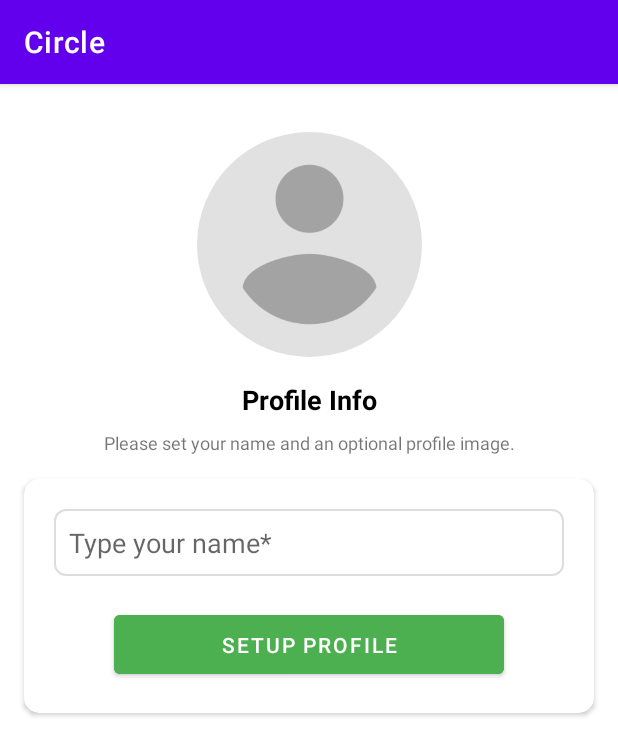
After one commit to prajwalmw/Circle, an Android app: the UserSetupScreen screen opened directly, with no data from a screen before it, on a phone screen of 412 x 824 dp. The commit adds this screen. Shown: the top 756 px of the screen. Run offline under Robolectric (Android 15) with nearby library versions, the phone set to English and light mode, and no system bars; our stand-ins replace CircleImageView, Firebase (no records; nobody signed in at launch, a user with empty details on screens opened directly).

```diff
--- a/app/src/main/java/com/example/circle/MainActivity.java
+++ b/app/src/main/java/com/example/circle/activity/MainActivity.java
@@ -1,8 +1,10 @@
-package com.example.circle;
+package com.example.circle.activity;
 
 import androidx.appcompat.app.AppCompatActivity;
 
 import android.os.Bundle;
+
+import com.example.circle.R;
 
 public class MainActivity extends AppCompatActivity {
 
--- /dev/null
+++ b/app/src/main/java/com/example/circle/activity/UserSetupScreen.java
@@ -0,0 +1,204 @@
+package com.example.circle.activity;
+
+import androidx.annotation.NonNull;
+import androidx.annotation.Nullable;
+import androidx.appcompat.app.AppCompatActivity;
+
+import android.app.ProgressDialog;
+import android.content.Intent;
+import android.graphics.Color;
+import android.net.Uri;
+import android.os.Build;
+import android.os.Bundle;
+import android.view.View;
+
+import com.example.circle.databinding.ActivityUserSetupScreenBinding;
+import com.example.circle.model.User;
+import com.google.android.gms.tasks.OnCompleteListener;
+import com.google.android.gms.tasks.OnSuccessListener;
+import com.google.android.gms.tasks.Task;
+import com.google.firebase.auth.FirebaseAuth;
+import com.google.firebase.database.FirebaseDatabase;
+import com.google.firebase.storage.FirebaseStorage;
+import com.google.firebase.storage.StorageReference;
+import com.google.firebase.storage.UploadTask;
+
+import java.util.Date;
+import java.util.HashMap;
+
+public class UserSetupScreen extends AppCompatActivity {
+    ActivityUserSetupScreenBinding binding;
+    FirebaseAuth auth;
+    FirebaseDatabase database;
+    FirebaseStorage storage;
+    Uri selectedImage;
+    ProgressDialog dialog;
+    User user;
+
+    @Override
+    protected void onCreate(Bundle savedInstanceState) {
+        super.onCreate(savedInstanceState);
+        binding = ActivityUserSetupScreenBinding.inflate(getLayoutInflater());
+        setContentView(binding.getRoot());
+
+        // changing status bar color
+        getWindow().getDecorView().setSystemUiVisibility(View.SYSTEM_UI_FLAG_LIGHT_STATUS_BAR);
+        if (Build.VERSION.SDK_INT >= Build.VERSION_CODES.LOLLIPOP) {
+            getWindow().setStatusBarColor(Color.WHITE);
+        }
+
+        dialog = new ProgressDialog(this);
+        dialog.setMessage("Updating profile...");
+        dialog.setCancelable(false);
+
+        database = FirebaseDatabase.getInstance();
+        storage = FirebaseStorage.getInstance();
+        auth = FirebaseAuth.getInstance();
+        //  getSupportActionBar().hide();
+
+//        database.getReference().child("users").child(auth.getCurrentUser().getUid())
+//                .addValueEventListener(new ValueEventListener() {
+//                    @Override
+//                    public void onDataChange(@NonNull DataSnapshot snapshot) {
+//                        user = snapshot.getValue(User.class);
+//                        if(user != null) {
+//                            Log.v("user", "userValue: "+ user + ", " + user.getProfileImage() + ", " + user.getName());
+//                          //  binding.imageView.setImageURI(Uri.parse(user.getProfileImage()));
+//                            Glide.with(UserSetupScreen.this)
+//                                    .load(user.getProfileImage())
+//                                    .placeholder(R.drawable.avatar)
+//                                    .into(binding.imageView);
+//                            binding.nameBox.setText(user.getName());
+//                        }
+//                    }
+//
+//                    @Override
+//                    public void onCancelled(@NonNull DatabaseError error) {
+//
+//                    }
+//                });
+
+
+
+        binding.imageView.setOnClickListener(new View.OnClickListener() {
+            @Override
+            public void onClick(View v) {
+                Intent intent = new Intent();
+                intent.setAction(Intent.ACTION_GET_CONTENT);
+                intent.setType("image/*");
+                startActivityForResult(intent, 45);
+            }
+        });
+
+        binding.continueBtn.setOnClickListener(new View.OnClickListener() {
+            @Override
+            public void onClick(View v) {
+                String name = binding.nameBox.getText().toString();
+
+                if(name.isEmpty()) {
+                    binding.nameBox.setError("Please type a name");
+                    return;
+                }
+
+                dialog.show();
+                if(selectedImage != null) {
+                    StorageReference reference = storage.getReference().child("Profiles").child(auth.getUid());
+                    reference.putFile(selectedImage).addOnCompleteListener(new OnCompleteListener<UploadTask.TaskSnapshot>() {
+                        @Override
+                        public void onComplete(@NonNull Task<UploadTask.TaskSnapshot> task) {
+                            if(task.isSuccessful()) {
+                                reference.getDownloadUrl().addOnSuccessListener(new OnSuccessListener<Uri>() {
+                                    @Override
+                                    public void onSuccess(Uri uri) {
+                                        String imageUrl = uri.toString();
+
+                                        String uid = auth.getUid();
+                                        String phone = auth.getCurrentUser().getPhoneNumber();
+                                        String name = binding.nameBox.getText().toString();
+
+                                        User user = new User(uid, name, phone, imageUrl);
+
+                                        database.getReference()
+                                                .child("users")
+                                                .child(uid)
+                                                .setValue(user)
+                                                .addOnSuccessListener(new OnSuccessListener<Void>() {
+                                                    @Override
+                                                    public void onSuccess(Void aVoid) {
+                                                        dialog.dismiss();
+                                                        Intent intent = new Intent(UserSetupScreen.this, MainActivity.class);
+                                                        startActivity(intent);
+                                                        finish();
+                                                    }
+                                                });
+                                    }
+                                });
+                            }
+                        }
+                    });
+                } else { // here code for uploading data in firebase database...
+                    String uid = auth.getUid();
+                    String phone = auth.getCurrentUser().getPhoneNumber();
+
+                    User user = new User(uid, name, phone, "No Image");
+
+                    database.getReference()
+                            .child("users")
+                            .child(uid)
+                            .setValue(user)
+                            .addOnSuccessListener(new OnSuccessListener<Void>() {
+                                @Override
+                                public void onSuccess(Void aVoid) {
+                                    dialog.dismiss();
+                                    Intent intent = new Intent(UserSetupScreen.this, MainActivity.class);
+                                    startActivity(intent);
+                                    finish();
+                                }
+                            });
+                }
+
+            }
+        });
+    }
+
+    @Override
+    protected void onActivityResult(int requestCode, int resultCode, @Nullable Intent data) {
+        super.onActivityResult(requestCode, resultCode, data);
+
+        if(data != null) {
+            if(data.getData() != null) {
+                Uri uri = data.getData(); // filepath
+                FirebaseStorage storage = FirebaseStorage.getInstance();
+                long time = new Date().getTime();
+                StorageReference reference = storage.getReference().child("Profiles").child(time+"");
+                reference.putFile(uri).addOnCompleteListener(new OnCompleteListener<UploadTask.TaskSnapshot>() {
+                    @Override
+                    public void onComplete(@NonNull Task<UploadTask.TaskSnapshot> task) {
+                        if(task.isSuccessful()) {
+                            reference.getDownloadUrl().addOnSuccessListener(new OnSuccessListener<Uri>() {
+                                @Override
+                                public void onSuccess(Uri uri) {
+                                    String filePath = uri.toString();
+                                    HashMap<String, Object> obj = new HashMap<>();
+                                    obj.put("image", filePath);
+                                    database.getReference().child("users")
+                                            .child(FirebaseAuth.getInstance().getUid())
+                                            .updateChildren(obj).addOnSuccessListener(new OnSuccessListener<Void>() {
+                                                @Override
+                                                public void onSuccess(Void aVoid) {
+
+                                                }
+                                            });
+                                }
+                            });
+                        }
+                    }
+                });
+
+
+                binding.imageView.setImageURI(data.getData());
+                selectedImage = data.getData();
+            }
+        }
+    }
+}
--- /dev/null
+++ b/app/src/main/res/drawable-v24/textbox_outline.xml
@@ -0,0 +1,5 @@
+<?xml version="1.0" encoding="utf-8"?>
+<shape xmlns:android="http://schemas.android.com/apk/res/android">
+<stroke android:color="#DDDDDD" android:width="1dp"/>
+    <corners android:radius="7dp"/>
+</shape>
--- a/app/src/main/res/layout/activity_main.xml
+++ b/app/src/main/res/layout/activity_main.xml
@@ -4,7 +4,7 @@
     xmlns:tools="http://schemas.android.com/tools"
     android:layout_width="match_parent"
     android:layout_height="match_parent"
-    tools:context=".MainActivity">
+    tools:context=".activity.MainActivity">
 
     <TextView
         android:layout_width="wrap_content"
--- /dev/null
+++ b/app/src/main/res/layout/activity_user_setup_screen.xml
@@ -0,0 +1,85 @@
+<?xml version="1.0" encoding="utf-8"?>
+<androidx.constraintlayout.widget.ConstraintLayout
+    xmlns:android="http://schemas.android.com/apk/res/android"
+    xmlns:app="http://schemas.android.com/apk/res-auto"
+    xmlns:tools="http://schemas.android.com/tools"
+    android:layout_width="match_parent"
+    android:layout_height="match_parent">
+
+    <de.hdodenhof.circleimageview.CircleImageView
+        android:id="@+id/imageView"
+        android:layout_width="150dp"
+        android:layout_height="150dp"
+        android:layout_marginTop="32dp"
+        app:layout_constraintEnd_toEndOf="parent"
+        app:layout_constraintStart_toStartOf="parent"
+        app:layout_constraintTop_toTopOf="parent"
+        android:src="@drawable/avatar" />
+
+    <TextView
+        android:id="@+id/phoneLbl"
+        android:layout_width="wrap_content"
+        android:layout_height="wrap_content"
+        android:layout_marginTop="16dp"
+        android:text="Profile Info"
+        android:textColor="@color/black"
+        android:textSize="18sp"
+        android:textStyle="bold"
+        app:layout_constraintEnd_toEndOf="@+id/imageView"
+        app:layout_constraintStart_toStartOf="@+id/imageView"
+        app:layout_constraintTop_toBottomOf="@+id/imageView" />
+
+    <TextView
+        android:id="@+id/textView4"
+        android:layout_width="wrap_content"
+        android:layout_height="wrap_content"
+        android:layout_marginTop="8dp"
+        android:gravity="center"
+        android:text="Please set your name and an optional profile image."
+        android:textSize="12sp"
+        app:layout_constraintEnd_toEndOf="@+id/phoneLbl"
+        app:layout_constraintStart_toStartOf="@+id/phoneLbl"
+        app:layout_constraintTop_toBottomOf="@+id/phoneLbl" />
+
+    <androidx.cardview.widget.CardView
+        android:layout_width="match_parent"
+        android:layout_height="wrap_content"
+        android:layout_marginStart="16dp"
+        android:layout_marginTop="16dp"
+        android:layout_marginEnd="16dp"
+        app:cardCornerRadius="10dp"
+        app:layout_constraintEnd_toEndOf="parent"
+        app:layout_constraintStart_toStartOf="parent"
+        app:layout_constraintTop_toBottomOf="@+id/textView4">
+
+        <LinearLayout
+            android:layout_width="match_parent"
+            android:layout_height="match_parent"
+            android:layout_marginVertical="20dp"
+            android:layout_marginHorizontal="10dp"
+            android:orientation="vertical">
+
+            <EditText
+                android:id="@+id/nameBox"
+                android:layout_width="match_parent"
+                android:layout_height="wrap_content"
+                android:background="@drawable/textbox_outline"
+                android:ems="10"
+                android:hint="Type your name*"
+                android:inputType="textCapWords"
+                android:layout_marginHorizontal="10dp"
+                android:padding="10dp" />
+
+            <Button
+                android:id="@+id/continueBtn"
+                android:layout_width="match_parent"
+                android:layout_height="wrap_content"
+                android:layout_marginHorizontal="50dp"
+                android:layout_marginTop="20dp"
+                android:backgroundTint="#4CAF50"
+                android:paddingVertical="10dp"
+                android:text="Setup Profile" />
+
+        </LinearLayout>
+    </androidx.cardview.widget.CardView>
+</androidx.constraintlayout.widget.ConstraintLayout>
--- a/app/src/main/res/values-night/themes.xml
+++ b/app/src/main/res/values-night/themes.xml
@@ -1,6 +1,6 @@
 <resources xmlns:tools="http://schemas.android.com/tools">
     <!-- Base application theme. -->
-    <style name="Theme.Circle" parent="Theme.MaterialComponents.DayNight.DarkActionBar">
+    <style name="Theme.Circle" parent="Theme.MaterialComponents.Light.DarkActionBar">
         <!-- Primary brand color. -->
         <item name="colorPrimary">@color/purple_200</item>
         <item name="colorPrimaryVariant">@color/purple_700</item>
--- a/app/src/main/res/values/colors.xml
+++ b/app/src/main/res/values/colors.xml
@@ -7,4 +7,6 @@
     <color name="teal_700">#FF018786</color>
     <color name="black">#FF000000</color>
     <color name="white">#FFFFFFFF</color>
+    <color name="grey">#E3E3E3</color>
+
 </resources>
--- a/app/src/main/res/values/themes.xml
+++ b/app/src/main/res/values/themes.xml
@@ -1,6 +1,6 @@
 <resources xmlns:tools="http://schemas.android.com/tools">
     <!-- Base application theme. -->
-    <style name="Theme.Circle" parent="Theme.MaterialComponents.DayNight.DarkActionBar">
+    <style name="Theme.Circle" parent="Theme.MaterialComponents.Light.DarkActionBar">
         <!-- Primary brand color. -->
         <item name="colorPrimary">@color/purple_500</item>
         <item name="colorPrimaryVariant">@color/purple_700</item>
--- a/settings.gradle
+++ b/settings.gradle
@@ -10,6 +10,8 @@ dependencyResolutionManagement {
     repositories {
         google()
         mavenCentral()
+        maven{ url("https://repo.gradle.org/gradle/libs-releases/") }
+        maven { url "https://jitpack.io" }
     }
 }
 rootProject.name = "Circle"
```
Also changed, not shown: app/build.gradle (+22 -0 lines), app/src/main/AndroidManifest.xml (+19 -1 lines), app/src/main/java/com/example/circle/activity/ProfileOTP_Login.java (added, +159 -0 lines), app/src/main/java/com/example/circle/model/User.java (added, +65 -0 lines), app/src/main/res/layout/activity_profile_otp_login.xml (added, +118 -0 lines), app/src/main/res/drawable-v24/avatar.png (added), app/src/main/res/drawable-v24/mobile_auth.png (added).
